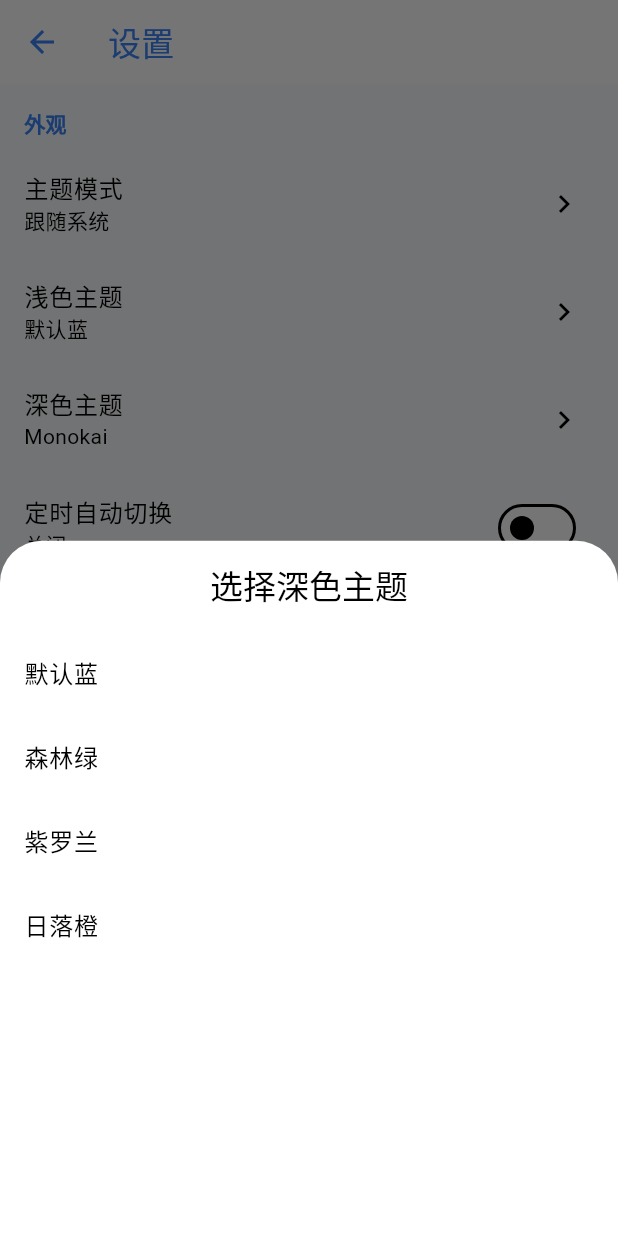
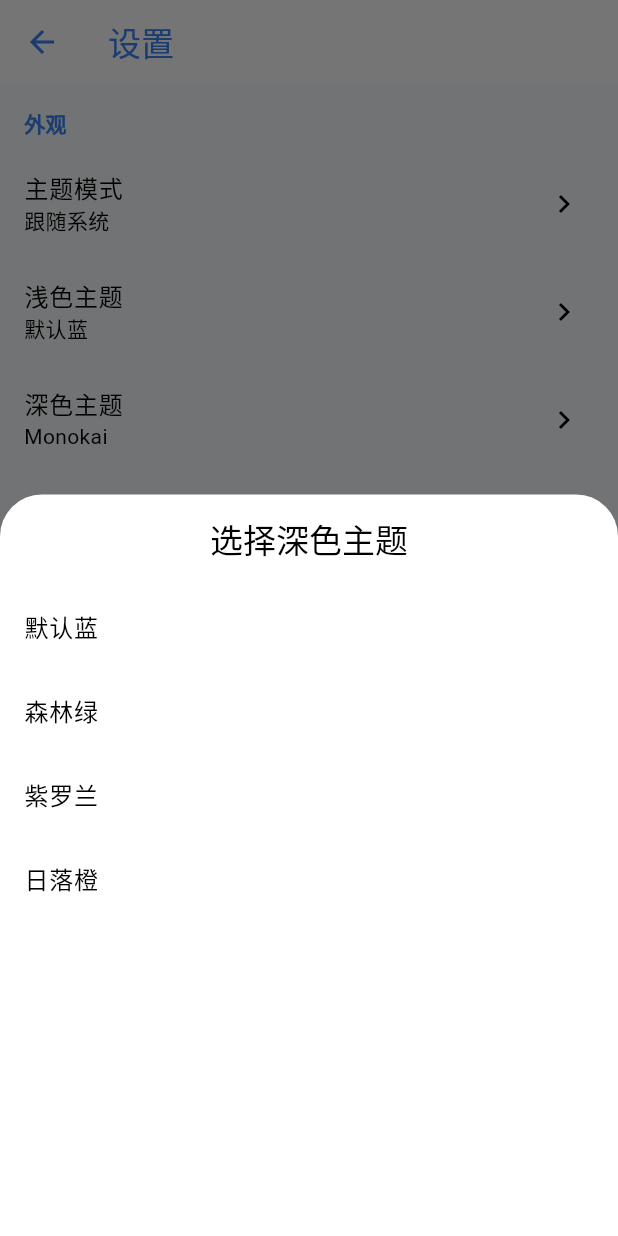
Before and after one commit to CyberYui/YuiTodo-Flutter, a Flutter app: the SettingsScreen screen opened directly, after a tap on "深色主题", on a phone screen of 412 x 824 dp. Run offline on Flutter 3.47's test engine with Material 3 defaults, Android fonts, the phone set to English and light mode, and no system bars; our stand-ins replace flutter_local_notifications, flutter_riverpod, sqflite, timezone; accounts and stored records are empty.

Commit message:
fix: compact task card, theme list scrollable, black theme
- Compact task card: color bar + icon + drag handle + title in first row
- Fix theme list: use DraggableScrollableSheet for scrollable list
- Add black/dark theme (AppThemeScheme.black)
- Fix bottom overflow in theme picker

```diff
--- a/lib/core/theme/theme_schemes.dart
+++ b/lib/core/theme/theme_schemes.dart
@@ -14,6 +14,7 @@ enum AppThemeScheme {
   dracula,
   nord,
   gruvbox,
+  black,
 }
 
 class ThemeScheme {
@@ -129,6 +130,17 @@ const Map<AppThemeScheme, ThemeScheme> themeSchemes = {
     darkBackground: Color(0xFF282828),
     darkSurface: Color(0xFF3C3836),
   ),
+  AppThemeScheme.black: ThemeScheme(
+    name: '纯黑',
+    lightPrimary: Color(0xFF1A1A1A),
+    lightSecondary: Color(0xFF333333),
+    lightBackground: Color(0xFFF5F5F5),
+    lightSurface: Color(0xFFFFFFFF),
+    darkPrimary: Color(0xFFE0E0E0),
+    darkSecondary: Color(0xFFBDBDBD),
+    darkBackground: Color(0xFF000000),
+    darkSurface: Color(0xFF121212),
+  ),
 };
 
 /// Light theme for a scheme
--- a/lib/ui/screens/settings_screen.dart
+++ b/lib/ui/screens/settings_screen.dart
@@ -206,16 +206,27 @@ class SettingsScreen extends ConsumerWidget {
   void _showLightThemePicker(BuildContext context, WidgetRef ref) {
     showModalBottomSheet(
       context: context,
+      isScrollControlled: true,
       builder: (context) {
         final schemes = AppThemeScheme.values;
+        return DraggableScrollableSheet(
+          initialChildSize: 0.6,
+          minChildSize: 0.3,
+          maxChildSize: 0.9,
+          expand: false,
+          builder: (context, scrollController) {
             return Column(
-          mainAxisSize: MainAxisSize.min,
               children: [
                 Padding(
                   padding: const EdgeInsets.all(16),
                   child: Text('选择浅色主题', style: Theme.of(context).textTheme.titleLarge),
                 ),
-            ...schemes.map((scheme) {
+                Expanded(
+                  child: ListView.builder(
+                    controller: scrollController,
+                    itemCount: schemes.length,
+                    itemBuilder: (context, index) {
+                      final scheme = schemes[index];
                       return ListTile(
                         title: Text(themeSchemes[scheme]?.name ?? ''),
                         trailing: ref.read(themeStateProvider).lightScheme == scheme
@@ -226,8 +237,12 @@ class SettingsScreen extends ConsumerWidget {
                           Navigator.pop(context);
                         },
                       );
-            }),
+                    },
+                  ),
+                ),
               ],
+            );
+          },
         );
       },
     );
@@ -236,16 +251,27 @@ class SettingsScreen extends ConsumerWidget {
   void _showDarkThemePicker(BuildContext context, WidgetRef ref) {
     showModalBottomSheet(
       context: context,
+      isScrollControlled: true,
       builder: (context) {
         final schemes = AppThemeScheme.values;
+        return DraggableScrollableSheet(
+          initialChildSize: 0.6,
+          minChildSize: 0.3,
+          maxChildSize: 0.9,
+          expand: false,
+          builder: (context, scrollController) {
             return Column(
-          mainAxisSize: MainAxisSize.min,
               children: [
                 Padding(
                   padding: const EdgeInsets.all(16),
                   child: Text('选择深色主题', style: Theme.of(context).textTheme.titleLarge),
                 ),
-            ...schemes.map((scheme) {
+                Expanded(
+                  child: ListView.builder(
+                    controller: scrollController,
+                    itemCount: schemes.length,
+                    itemBuilder: (context, index) {
+                      final scheme = schemes[index];
                       return ListTile(
                         title: Text(themeSchemes[scheme]?.name ?? ''),
                         trailing: ref.read(themeStateProvider).darkScheme == scheme
@@ -256,8 +282,12 @@ class SettingsScreen extends ConsumerWidget {
                           Navigator.pop(context);
                         },
                       );
-            }),
+                    },
+                  ),
+                ),
               ],
+            );
+          },
         );
       },
     );
```
Also changed, not shown: lib/ui/widgets/task_card.dart (+40 -51 lines). Lines whose indentation alone changed are shown as unchanged.
